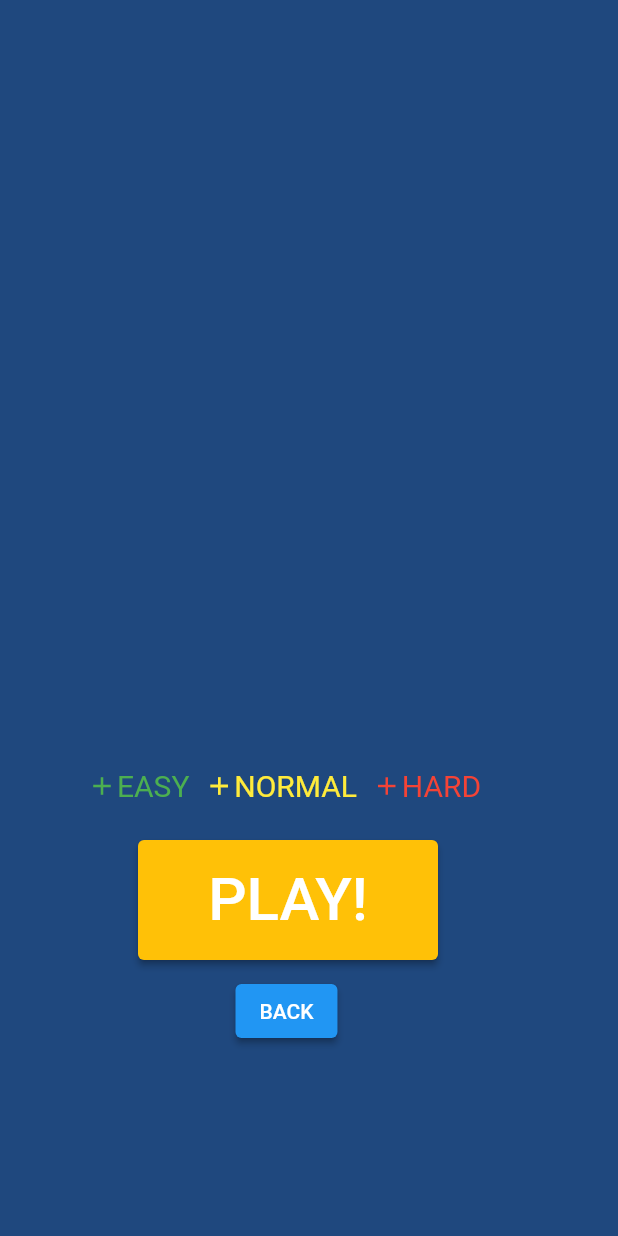
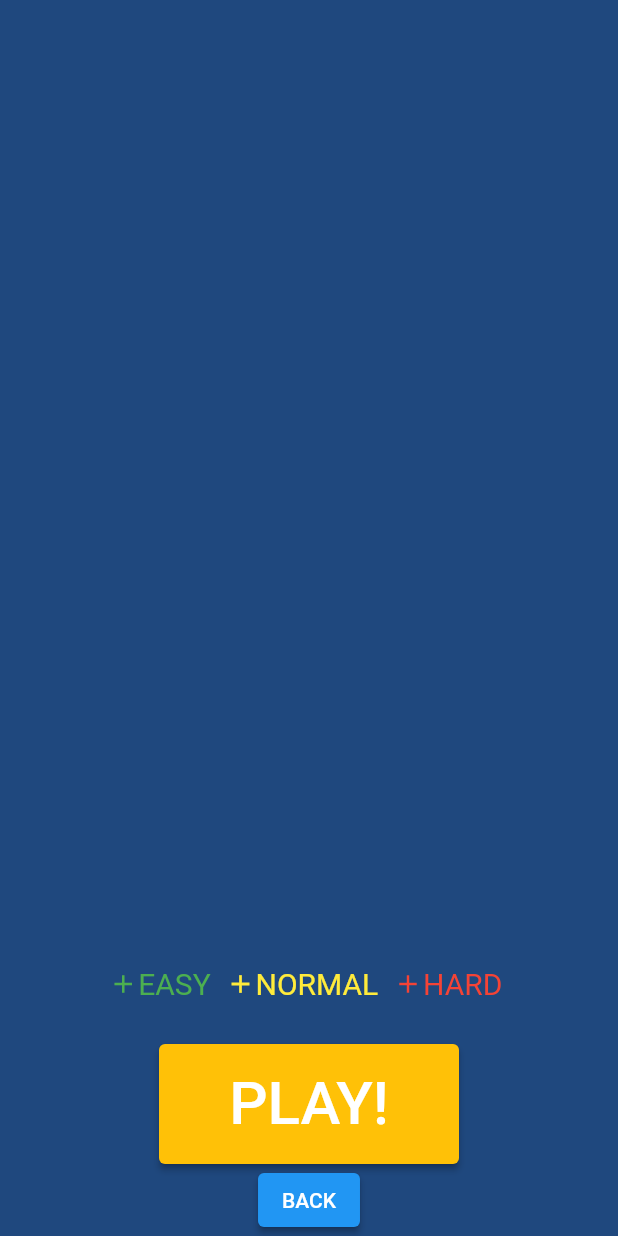
Before and after one commit to zipdang04/n_euro_n, a Flutter app: the preGameScreen screen opened directly with empty values, on a phone screen of 412 x 824 dp. Run offline on Flutter 3.47's test engine with Material 2 defaults, Android fonts, the light colour scheme and no system bars; our stand-ins replace google_fonts.

Commit message:
Update pregameScreen.dart

```diff
--- a/lib/module/screen/pregameScreen.dart
+++ b/lib/module/screen/pregameScreen.dart
@@ -28,30 +28,42 @@ class _preGameScreenState extends State<preGameScreen> {
   @override
   Widget build(BuildContext context) {
     return new Scaffold (
-        body: new Stack(children: [
-          new ListView(
-            padding: EdgeInsets.only(top: 50, left: 20, right: 20),
-            children: [
-              Text(exercise.getName(), style: TextStyle(fontWeight: FontWeight.bold, fontSize: 40, color: Colors.white),),
-              Text(exercise.getDescription(), style: TextStyle(fontSize: 20, color: Colors.white))
+        body: new Center(child: new Column(
+          children: [
+            new SizedBox(height: 60,),
+            new Text(exercise.getName(), style: TextStyle(fontWeight: FontWeight.bold, fontSize: 40, color: Colors.white),),
+            new Expanded(child: new Text(exercise.getDescription(), style: TextStyle(fontSize: 20, color: Colors.white)),),
+            _chonDoKho(),
+            new Text(' '),
+            _nutPlay(),
+            _nutBack(),
             ],
           ),
-          new Positioned(
-              left: 58,
-              top: 500,
-              child: _chonDoKho()
-          ),
-          new Positioned(
-              left: 92,
-              top: 560,
-              child: _nutPlay()
-          ),
-          new Positioned(
-              top: 650,
-              left: 157,
-              child: _nutBack()
-          ),
-        ],));
+        ));
+        // new Stack(children: [
+        //   new ListView(
+        //     padding: EdgeInsets.only(top: 50, left: 20, right: 20),
+        //     children: [
+        //       Text(exercise.getName(), style: TextStyle(fontWeight: FontWeight.bold, fontSize: 40, color: Colors.white),),
+        //       Text(exercise.getDescription(), style: TextStyle(fontSize: 20, color: Colors.white))
+        //     ],
+        //   ),
+        //   new Positioned(
+        //       left: 58,
+        //       top: 500,
+        //       child: _chonDoKho()
+        //   ),
+        //   new Positioned(
+        //       left: 92,
+        //       top: 560,
+        //       child: _nutPlay()
+        //   ),
+        //   new Positioned(
+        //       top: 650,
+        //       left: 157,
+        //       child: _nutBack()
+        //   ),
+        // ],)
   }
 
   Widget _chonDoKho() {
```
